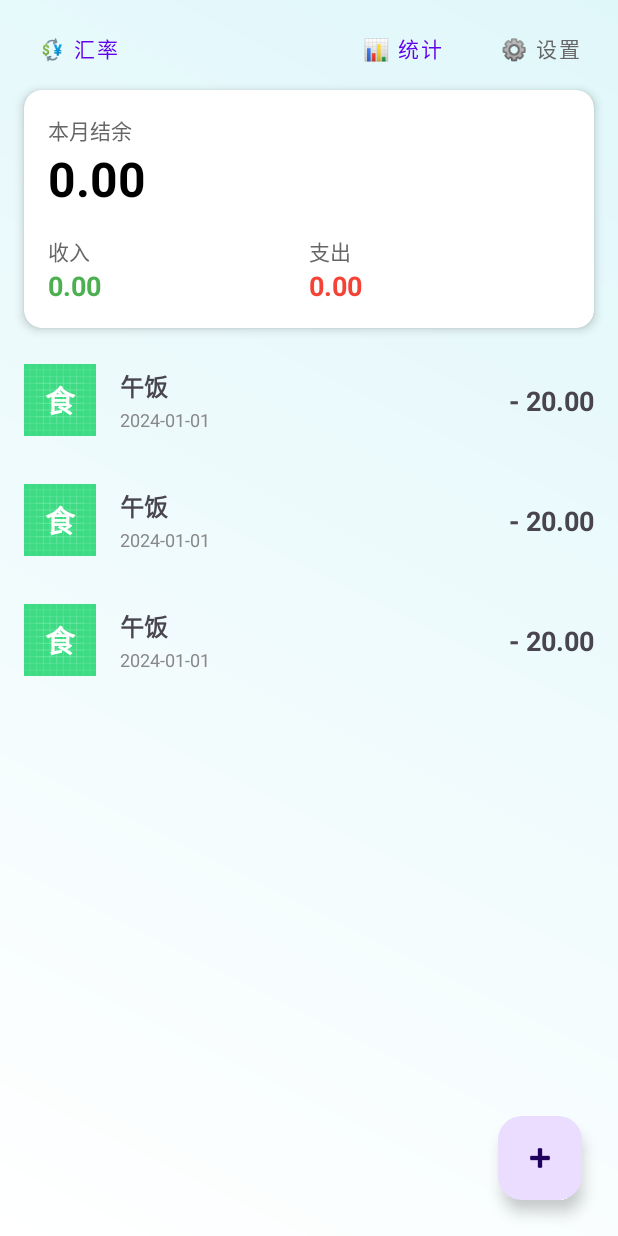
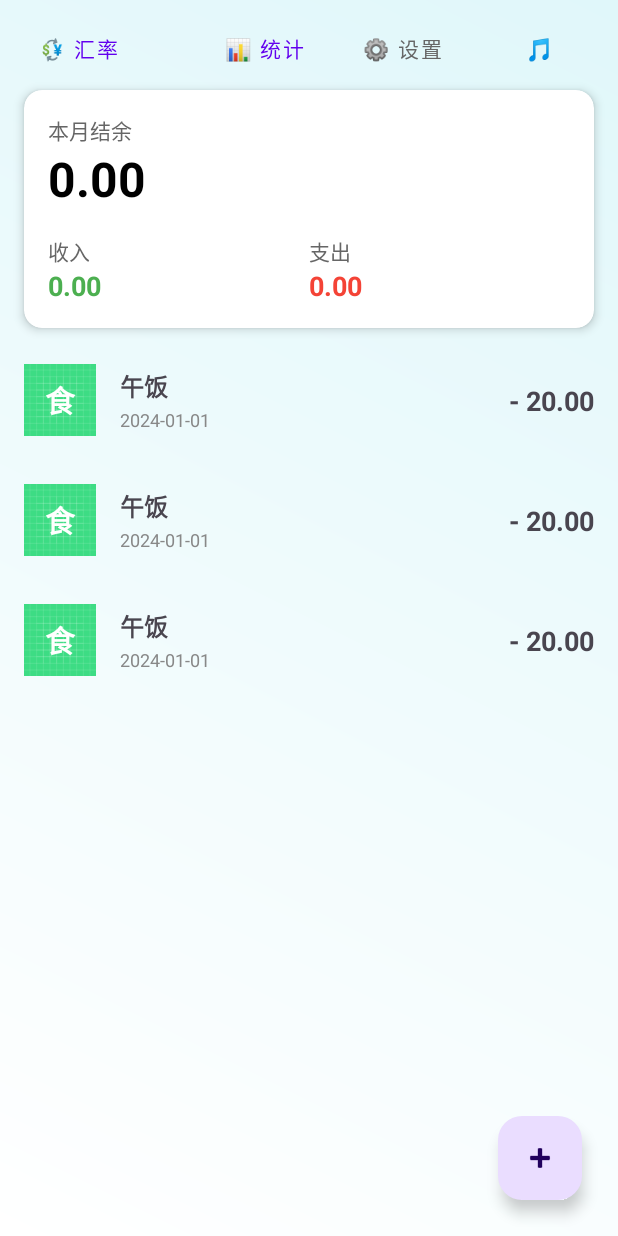
Before and after one commit to xyxhdesu/CoinTrack, an Android app: the layout fragment_home.xml on its own in the app's theme, with its tools: preview values and no code run, on a phone screen of 412 x 824 dp. Run offline under Robolectric (Android 15) with nearby library versions, the phone set to English and light mode, and no system bars.

Commit message:
最终：完善项目

```diff
--- a/app/build.gradle.kts
+++ b/app/build.gradle.kts
@@ -47,6 +47,8 @@ dependencies {
     implementation(libs.material)
     implementation(libs.androidx.activity)
     implementation(libs.androidx.constraintlayout)
+    implementation(libs.androidx.navigation.fragment.ktx)
+    implementation(libs.androidx.navigation.ui.ktx)
     testImplementation(libs.junit)
     androidTestImplementation(libs.androidx.junit)
     androidTestImplementation(libs.androidx.espresso.core)
--- a/app/src/main/res/layout/fragment_home.xml
+++ b/app/src/main/res/layout/fragment_home.xml
@@ -49,6 +49,20 @@
             android:text="⚙️ 设置"
             style="@style/Widget.MaterialComponents.Button.TextButton"
             android:textColor="#666666"/>
+
+        <View
+            android:layout_width="4dp"
+            android:layout_height="0dp" />
+
+        <Button
+            android:id="@+id/btnMusic"
+            android:layout_width="wrap_content"
+            android:layout_height="wrap_content"
+            android:text="🎵"
+            style="@style/Widget.MaterialComponents.Button.TextButton"
+            android:textColor="#E91E63"/>
+
+
     </LinearLayout>
 
     <androidx.cardview.widget.CardView
--- a/gradle/libs.versions.toml
+++ b/gradle/libs.versions.toml
@@ -9,6 +9,8 @@ appcompat = "1.7.1"
 material = "1.13.0"
 activity = "1.11.0"
 constraintlayout = "2.2.1"
+navigationFragmentKtx = "2.9.6"
+navigationUiKtx = "2.9.6"
 
 [libraries]
 androidx-core-ktx = { group = "androidx.core", name = "core-ktx", version.ref = "coreKtx" }
@@ -19,6 +21,8 @@ androidx-appcompat = { group = "androidx.appcompat", name = "appcompat", version
 material = { group = "com.google.android.material", name = "material", version.ref = "material" }
 androidx-activity = { group = "androidx.activity", name = "activity", version.ref = "activity" }
 androidx-constraintlayout = { group = "androidx.constraintlayout", name = "constraintlayout", version.ref = "constraintlayout" }
+androidx-navigation-fragment-ktx = { group = "androidx.navigation", name = "navigation-fragment-ktx", version.ref = "navigationFragmentKtx" }
+androidx-navigation-ui-ktx = { group = "androidx.navigation", name = "navigation-ui-ktx", version.ref = "navigationUiKtx" }
 
 [plugins]
 android-application = { id = "com.android.application", version.ref = "agp" }
```
Also changed, not shown: app/src/main/java/com/example/cointrack/MainActivity.kt (+7 -0 lines), app/src/main/java/com/example/cointrack/MusicHelper.kt (added, +60 -0 lines), app/src/main/java/com/example/cointrack/ui/home/HomeFragment.kt (+34 -0 lines), 7 other files.
